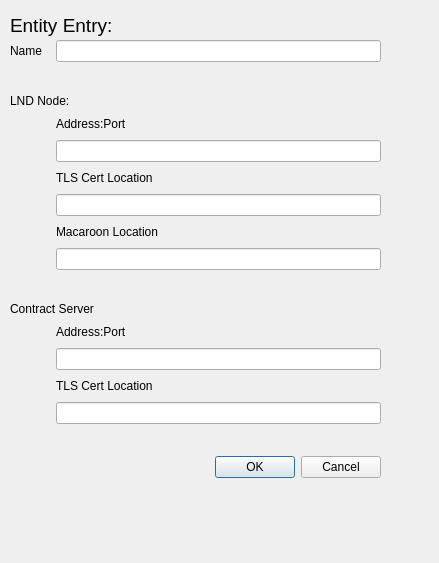
Before: the Qt Designer form entity_form.ui in TKChattoraj/LNContractApp, drawn with Qt 5.
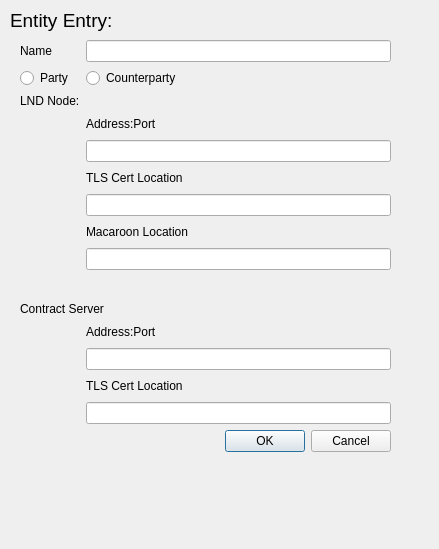
After: the same form once the commit is applied.

Commit message: modified entity_form to allow for radio button choice if party or counterparty--modified entities table to allow for party (True/False) designation.

What changed in the file:
```diff
--- a/entity_form.ui
+++ b/entity_form.ui
@@ -7,7 +7,7 @@
     <x>0</x>
     <y>0</y>
     <width>439</width>
-    <height>563</height>
+    <height>549</height>
    </rect>
   </property>
   <property name="windowTitle">
@@ -16,10 +16,10 @@
   <widget class="QWidget" name="entity_form_Widget" native="true">
    <property name="geometry">
     <rect>
-     <x>10</x>
+     <x>20</x>
      <y>40</y>
      <width>371</width>
-     <height>561</height>
+     <height>501</height>
     </rect>
    </property>
    <layout class="QFormLayout" name="formLayout">
@@ -33,27 +33,28 @@
     <item row="0" column="1">
      <widget class="QLineEdit" name="entity_name_LineEdit"/>
     </item>
-    <item row="1" column="0" colspan="2">
-     <spacer name="horizontalSpacer">
-      <property name="orientation">
-       <enum>Qt::Horizontal</enum>
+    <item row="1" column="0">
+     <widget class="QRadioButton" name="entity_party_radioButton">
+      <property name="text">
+       <string>Party</string>
       </property>
-      <property name="sizeHint" stdset="0">
-       <size>
-        <width>40</width>
-        <height>20</height>
-       </size>
+     </widget>
+    </item>
+    <item row="1" column="1">
+     <widget class="QRadioButton" name="entity_counterparty_radioButton">
+      <property name="text">
+       <string>Counterparty</string>
       </property>
-     </spacer>
+     </widget>
     </item>
-    <item row="2" column="0" colspan="2">
+    <item row="4" column="0">
      <widget class="QLabel" name="label">
       <property name="text">
        <string>LND Node:</string>
       </property>
      </widget>
     </item>
-    <item row="3" column="0">
+    <item row="7" column="0">
      <spacer name="horizontalSpacer_2">
       <property name="orientation">
        <enum>Qt::Horizontal</enum>
@@ -66,14 +67,14 @@
       </property>
      </spacer>
     </item>
-    <item row="3" column="1">
+    <item row="7" column="1">
      <widget class="QLabel" name="label_2">
       <property name="text">
        <string>Address:Port</string>
       </property>
      </widget>
     </item>
-    <item row="4" column="0">
+    <item row="9" column="0">
      <spacer name="horizontalSpacer_3">
       <property name="orientation">
        <enum>Qt::Horizontal</enum>
@@ -86,10 +87,10 @@
       </property>
      </spacer>
     </item>
-    <item row="4" column="1">
+    <item row="9" column="1">
      <widget class="QLineEdit" name="entity_lnd_address_port_LineEdit"/>
     </item>
-    <item row="6" column="0">
+    <item row="11" column="0">
      <spacer name="horizontalSpacer_4">
       <property name="orientation">
        <enum>Qt::Horizontal</enum>
@@ -102,14 +103,14 @@
       </property>
      </spacer>
     </item>
-    <item row="6" column="1">
+    <item row="11" column="1">
      <widget class="QLabel" name="label_3">
       <property name="text">
        <string>TLS Cert Location</string>
       </property>
      </widget>
     </item>
-    <item row="7" column="0">
+    <item row="14" column="0">
      <spacer name="horizontalSpacer_5">
       <property name="orientation">
        <enum>Qt::Horizontal</enum>
@@ -122,10 +123,10 @@
       </property>
      </spacer>
     </item>
-    <item row="7" column="1">
+    <item row="14" column="1">
      <widget class="QLineEdit" name="entity_lnd_tls_LineEdit"/>
     </item>
-    <item row="8" column="0">
+    <item row="16" column="0">
      <spacer name="horizontalSpacer_6">
       <property name="orientation">
        <enum>Qt::Horizontal</enum>
@@ -138,14 +139,14 @@
       </property>
      </spacer>
     </item>
-    <item row="8" column="1">
+    <item row="16" column="1">
      <widget class="QLabel" name="label_4">
       <property name="text">
        <string>Macaroon Location</string>
       </property>
      </widget>
     </item>
-    <item row="9" column="0">
+    <item row="18" column="0">
      <spacer name="horizontalSpacer_7">
       <property name="orientation">
        <enum>Qt::Horizontal</enum>
@@ -158,30 +159,17 @@
       </property>
      </spacer>
     </item>
-    <item row="9" column="1">
+    <item row="18" column="1">
      <widget class="QLineEdit" name="entity_macaroon_LineEdit"/>
     </item>
-    <item row="10" column="0" colspan="2">
-     <spacer name="horizontalSpacer_14">
-      <property name="orientation">
-       <enum>Qt::Horizontal</enum>
-      </property>
-      <property name="sizeHint" stdset="0">
-       <size>
-        <width>40</width>
-        <height>20</height>
-       </size>
-      </property>
-     </spacer>
-    </item>
-    <item row="11" column="0" colspan="2">
+    <item row="20" column="0" colspan="2">
      <widget class="QLabel" name="label_5">
       <property name="text">
        <string>Contract Server</string>
       </property>
      </widget>
     </item>
-    <item row="12" column="0">
+    <item row="21" column="0">
      <spacer name="horizontalSpacer_8">
       <property name="orientation">
        <enum>Qt::Horizontal</enum>
@@ -194,14 +182,14 @@
       </property>
      </spacer>
     </item>
-    <item row="12" column="1">
+    <item row="21" column="1">
      <widget class="QLabel" name="label_6">
       <property name="text">
        <string>Address:Port</string>
       </property>
      </widget>
     </item>
-    <item row="13" column="0">
+    <item row="22" column="0">
      <spacer name="horizontalSpacer_9">
       <property name="orientation">
        <enum>Qt::Horizontal</enum>
@@ -214,10 +202,10 @@
       </property>
      </spacer>
     </item>
-    <item row="13" column="1">
+    <item row="22" column="1">
      <widget class="QLineEdit" name="entity_server_address_port_LineEdit"/>
     </item>
-    <item row="14" column="0">
+    <item row="23" column="0">
      <spacer name="horizontalSpacer_10">
       <property name="orientation">
        <enum>Qt::Horizontal</enum>
@@ -230,14 +218,14 @@
       </property>
      </spacer>
     </item>
-    <item row="14" column="1">
+    <item row="23" column="1">
      <widget class="QLabel" name="label_7">
       <property name="text">
        <string>TLS Cert Location</string>
       </property>
      </widget>
     </item>
-    <item row="15" column="0">
+    <item row="24" column="0">
      <spacer name="horizontalSpacer_11">
       <property name="orientation">
        <enum>Qt::Horizontal</enum>
@@ -250,30 +238,17 @@
       </property>
      </spacer>
     </item>
-    <item row="15" column="1">
+    <item row="24" column="1">
      <widget class="QLineEdit" name="entity_server_tls_LineEdit"/>
     </item>
-    <item row="17" column="0" colspan="2">
-     <spacer name="horizontalSpacer_15">
-      <property name="orientation">
-       <enum>Qt::Horizontal</enum>
-      </property>
-      <property name="sizeHint" stdset="0">
-       <size>
-        <width>40</width>
-        <height>20</height>
-       </size>
-      </property>
-     </spacer>
-    </item>
-    <item row="18" column="0" colspan="2">
+    <item row="26" column="0" colspan="2">
      <widget class="QDialogButtonBox" name="entity_buttonBox">
       <property name="standardButtons">
        <set>QDialogButtonBox::Cancel|QDialogButtonBox::Ok</set>
       </property>
      </widget>
     </item>
-    <item row="19" column="0" colspan="2">
+    <item row="27" column="0" colspan="2">
      <widget class="QLabel" name="entity_bottem_Label">
       <property name="font">
        <font>
@@ -285,6 +260,19 @@
       </property>
      </widget>
     </item>
+    <item row="19" column="0" colspan="2">
+     <spacer name="horizontalSpacer_14">
+      <property name="orientation">
+       <enum>Qt::Horizontal</enum>
+      </property>
+      <property name="sizeHint" stdset="0">
+       <size>
+        <width>40</width>
+        <height>20</height>
+       </size>
+      </property>
+     </spacer>
+    </item>
    </layout>
   </widget>
   <widget class="QLabel" name="entity_form_Label">
@@ -293,7 +281,7 @@
      <x>10</x>
      <y>10</y>
      <width>361</width>
-     <height>31</height>
+     <height>21</height>
     </rect>
    </property>
    <property name="font">
```
Left out of the diff: 4 changed lines with no effect on the pictures. The commit also changes 9 other files.
